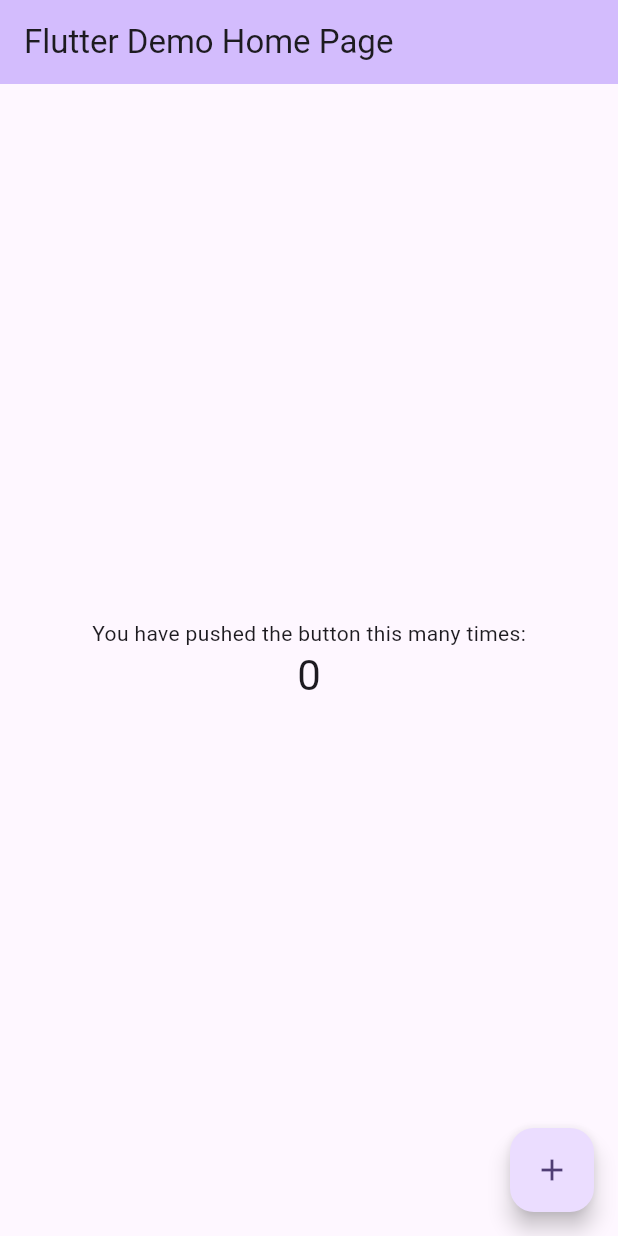
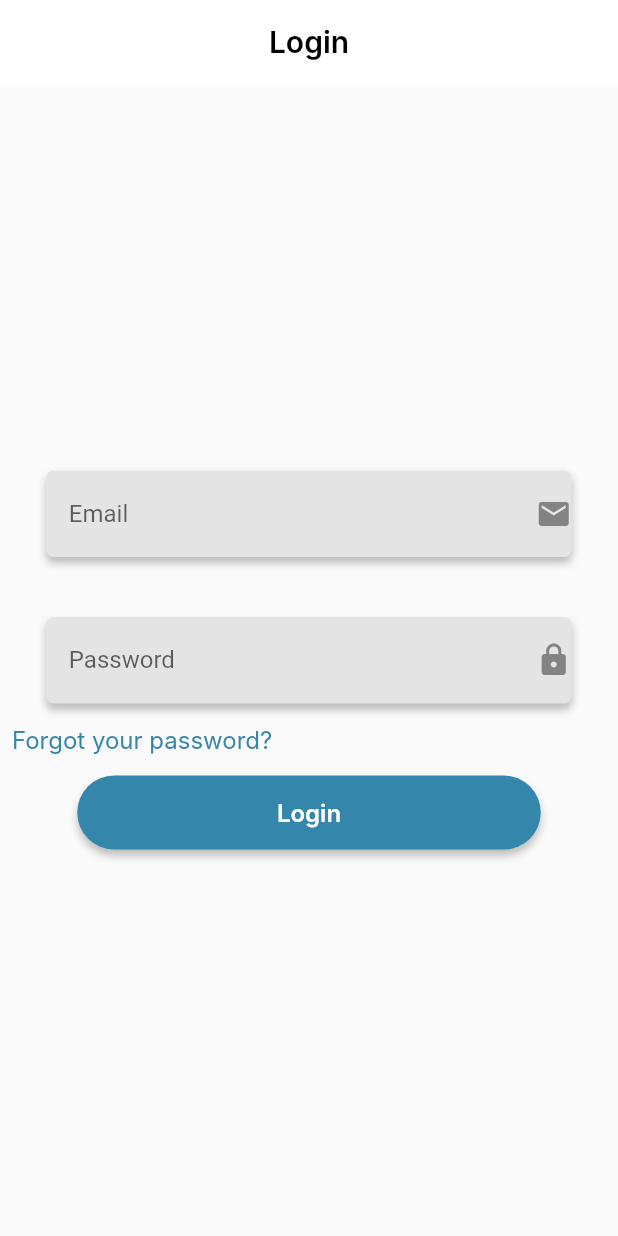
Before and after one commit to eltopu/ShopMate, a Flutter app: the screen it shows after launch, on a phone screen of 412 x 824 dp. Run offline on Flutter 3.47's test engine with Material 2 defaults, Android fonts, the phone set to English and light mode, and no system bars; our stand-ins replace firebase_auth, firebase_core; accounts and stored records are empty; Roboto replaces fonts that are missing (Inter).

Commit message:
Login Screen

```diff
--- a/lib/main.dart
+++ b/lib/main.dart
@@ -1,125 +1,213 @@
+import 'package:firebase_auth/firebase_auth.dart';
+import 'package:firebase_core/firebase_core.dart';
 import 'package:flutter/material.dart';
+import 'package:shopmate/firebase_options.dart';
 
 void main() {
-  runApp(const MyApp());
+  WidgetsFlutterBinding.ensureInitialized();
+  runApp(MaterialApp(
+    title: 'Flutter Demo',
+    theme: ThemeData(
+      colorScheme: ColorScheme.fromSeed(
+          seedColor: const Color.fromARGB(255, 18, 32, 47)),
+    ),
+    home: const ShopMate(),
+    initialRoute: '/',
+  ));
 }
 
-class MyApp extends StatelessWidget {
-  const MyApp({super.key});
+class ShopMate extends StatefulWidget {
+  const ShopMate({super.key});
 
-  // This widget is the root of your application.
   @override
-  Widget build(BuildContext context) {
-    return MaterialApp(
-      title: 'Flutter Demo',
-      theme: ThemeData(
-        // This is the theme of your application.
-        //
-        // TRY THIS: Try running your application with "flutter run". You'll see
-        // the application has a blue toolbar. Then, without quitting the app,
-        // try changing the seedColor in the colorScheme below to Colors.green
-        // and then invoke "hot reload" (save your changes or press the "hot
-        // reload" button in a Flutter-supported IDE, or press "r" if you used
-        // the command line to start the app).
-        //
-        // Notice that the counter didn't reset back to zero; the application
-        // state is not lost during the reload. To reset the state, use hot
-        // restart instead.
-        //
-        // This works for code too, not just values: Most code changes can be
-        // tested with just a hot reload.
-        colorScheme: ColorScheme.fromSeed(seedColor: Colors.deepPurple),
-        useMaterial3: true,
-      ),
-      home: const MyHomePage(title: 'Flutter Demo Home Page'),
-    );
-  }
+  State<ShopMate> createState() => _ShopMateState();
 }
 
-class MyHomePage extends StatefulWidget {
-  const MyHomePage({super.key, required this.title});
-
-  // This widget is the home page of your application. It is stateful, meaning
-  // that it has a State object (defined below) that contains fields that affect
-  // how it looks.
-
-  // This class is the configuration for the state. It holds the values (in this
-  // case the title) provided by the parent (in this case the App widget) and
-  // used by the build method of the State. Fields in a Widget subclass are
-  // always marked "final".
-
-  final String title;
+class _ShopMateState extends State<ShopMate> {
+  late final TextEditingController _email;
+  late final TextEditingController _password;
 
   @override
-  State<MyHomePage> createState() => _MyHomePageState();
-}
+  void initState() {
+    _email = TextEditingController();
+    _password = TextEditingController();
+    super.initState();
+  }
 
-class _MyHomePageState extends State<MyHomePage> {
-  int _counter = 0;
-
-  void _incrementCounter() {
-    setState(() {
-      // This call to setState tells the Flutter framework that something has
-      // changed in this State, which causes it to rerun the build method below
-      // so that the display can reflect the updated values. If we changed
-      // _counter without calling setState(), then the build method would not be
-      // called again, and so nothing would appear to happen.
-      _counter++;
-    });
+  @override
+  void dispose() {
+    _email.dispose();
+    _password.dispose();
+    super.dispose();
   }
 
   @override
   Widget build(BuildContext context) {
-    // This method is rerun every time setState is called, for instance as done
-    // by the _incrementCounter method above.
-    //
-    // The Flutter framework has been optimized to make rerunning build methods
-    // fast, so that you can just rebuild anything that needs updating rather
-    // than having to individually change instances of widgets.
+    Firebase.initializeApp(options: DefaultFirebaseOptions.currentPlatform);
     return Scaffold(
       appBar: AppBar(
-        // TRY THIS: Try changing the color here to a specific color (to
-        // Colors.amber, perhaps?) and trigger a hot reload to see the AppBar
-        // change color while the other colors stay the same.
-        backgroundColor: Theme.of(context).colorScheme.inversePrimary,
-        // Here we take the value from the MyHomePage object that was created by
-        // the App.build method, and use it to set our appbar title.
-        title: Text(widget.title),
+        elevation: 0.0,
+        title: const Text('Login',
+            style: TextStyle(
+              color: Colors.black,
+              fontSize: 20,
+              fontFamily: 'Inter',
+              fontWeight: FontWeight.w600,
+              height: 0,
+            )),
+        centerTitle: true,
+        backgroundColor: Colors.white,
+        bottomOpacity: 0.0,
       ),
       body: Center(
-        // Center is a layout widget. It takes a single child and positions it
-        // in the middle of the parent.
         child: Column(
-          // Column is also a layout widget. It takes a list of children and
-          // arranges them vertically. By default, it sizes itself to fit its
-          // children horizontally, and tries to be as tall as its parent.
-          //
-          // Column has various properties to control how it sizes itself and
-          // how it positions its children. Here we use mainAxisAlignment to
-          // center the children vertically; the main axis here is the vertical
-          // axis because Columns are vertical (the cross axis would be
-          // horizontal).
-          //
-          // TRY THIS: Invoke "debug painting" (choose the "Toggle Debug Paint"
-          // action in the IDE, or press "p" in the console), to see the
-          // wireframe for each widget.
           mainAxisAlignment: MainAxisAlignment.center,
-          children: <Widget>[
-            const Text(
-              'You have pushed the button this many times:',
+          children: [
+            Container(
+              width: MediaQuery.of(context).size.width * 0.85,
+              height: MediaQuery.of(context).size.height * .07,
+              decoration: ShapeDecoration(
+                color: const Color(0xFFE4E4E4),
+                shape: RoundedRectangleBorder(
+                  borderRadius: BorderRadius.circular(5),
+                ),
+                shadows: const [
+                  BoxShadow(
+                    color: Color(0x3F000000),
+                    blurRadius: 4,
+                    offset: Offset(0, 4),
+                    spreadRadius: 0,
+                  ),
+                ],
+              ),
+              child: Row(children: [
+                Expanded(
+                  child: TextField(
+                    decoration: const InputDecoration(
+                      hintText: 'Email',
+                      border: InputBorder.none,
+                      contentPadding: EdgeInsets.symmetric(horizontal: 15),
+                    ),
+                    controller: _email,
+                    autocorrect: false,
+                    keyboardType: TextInputType.emailAddress,
+                  ),
+                ),
+                const Icon(
+                  Icons.email,
+                  color: Color(0xFF838383),
+                )
+              ]),
             ),
-            Text(
-              '$_counter',
-              style: Theme.of(context).textTheme.headlineMedium,
+            const Padding(
+              padding: EdgeInsets.symmetric(vertical: 20),
+            ),
+            Container(
+              width: MediaQuery.of(context).size.width * 0.85,
+              height: MediaQuery.of(context).size.height * .07,
+              decoration: ShapeDecoration(
+                color: const Color(0xFFE4E4E4),
+                shape: RoundedRectangleBorder(
+                  borderRadius: BorderRadius.circular(5),
+                ),
+                shadows: const [
+                  BoxShadow(
+                    color: Color(0x3F000000),
+                    blurRadius: 4,
+                    offset: Offset(0, 4),
+                    spreadRadius: 0,
+                  ),
+                ],
+              ),
+              child: Row(children: [
+                Expanded(
+                  child: TextField(
+                    decoration: const InputDecoration(
+                      hintText: 'Password',
+                      border: InputBorder.none,
+                      contentPadding: EdgeInsets.symmetric(horizontal: 15),
+                    ),
+                    controller: _password,
+                    autocorrect: false,
+                    obscureText: true,
+                    enableSuggestions: false,
+                  ),
+                ),
+                const Icon(
+                  Icons.lock,
+                  color: Color(0xFF838383),
+                )
+              ]),
+            ),
+            TextButton(
+              onPressed: () {},
+              child: const Align(
+                alignment: Alignment.centerLeft,
+                child: Text(
+                  'Forgot your password?',
+                  textAlign: TextAlign.start,
+                  style: TextStyle(
+                    color: Color(0xFF3486AA),
+                    fontSize: 16,
+                    fontFamily: 'Inter',
+                    fontWeight: FontWeight.w400,
+                    height: 0,
+                  ),
+                ),
+              ),
+            ),
+            Align(
+              alignment: Alignment.bottomCenter,
+              child: Container(
+                width: MediaQuery.of(context).size.width * 0.75,
+                height: MediaQuery.of(context).size.height * .06,
+                decoration: ShapeDecoration(
+                  color: const Color(0xFF3486AA),
+                  shape: RoundedRectangleBorder(
+                    borderRadius: BorderRadius.circular(25),
+                  ),
+                  shadows: const [
+                    BoxShadow(
+                      color: Color(0x3F000000),
+                      blurRadius: 4,
+                      offset: Offset(0, 4),
+                      spreadRadius: 0,
+                    ),
+                  ],
+                ),
+                child: TextButton(
+                  onPressed: () async {
+                    final email = _email.text;
+                    final password = _password.text;
+                    try {
+                      await FirebaseAuth.instance.signInWithEmailAndPassword(
+                          email: email, password: password);
+                      final user = FirebaseAuth.instance.currentUser;
+                      if (user != null) {
+                        print('Success');
+                      } else {
+                        print('User not found');
+                      }
+                    } catch (e) {
+                      print(e);
+                    }
+                  },
+                  child: const Text(
+                    'Login',
+                    style: TextStyle(
+                      color: Colors.white,
+                      fontSize: 16,
+                      fontFamily: 'Inter',
+                      fontWeight: FontWeight.w600,
+                      height: 0,
+                    ),
+                  ),
+                ),
+              ),
             ),
           ],
         ),
       ),
-      floatingActionButton: FloatingActionButton(
-        onPressed: _incrementCounter,
-        tooltip: 'Increment',
-        child: const Icon(Icons.add),
-      ), // This trailing comma makes auto-formatting nicer for build methods.
     );
   }
 }
--- a/pubspec.yaml
+++ b/pubspec.yaml
@@ -35,6 +35,9 @@ dependencies:
   # The following adds the Cupertino Icons font to your application.
   # Use with the CupertinoIcons class for iOS style icons.
   cupertino_icons: ^1.0.2
+  firebase_core: ^2.16.0
+  firebase_auth: ^4.10.0
+  cloud_firestore: ^4.9.2
 
 dev_dependencies:
   flutter_test:
```
Also changed, not shown: lib/firebase_options.dart (added), pubspec.lock, 66 other files.
